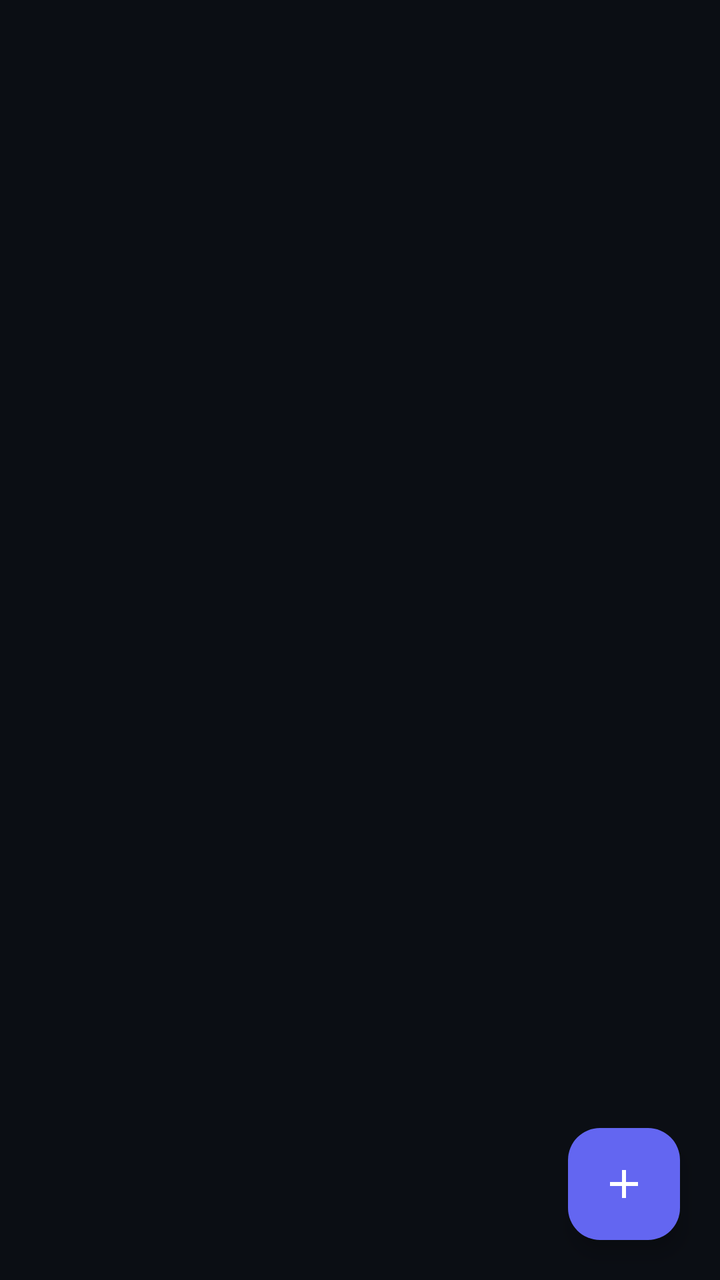
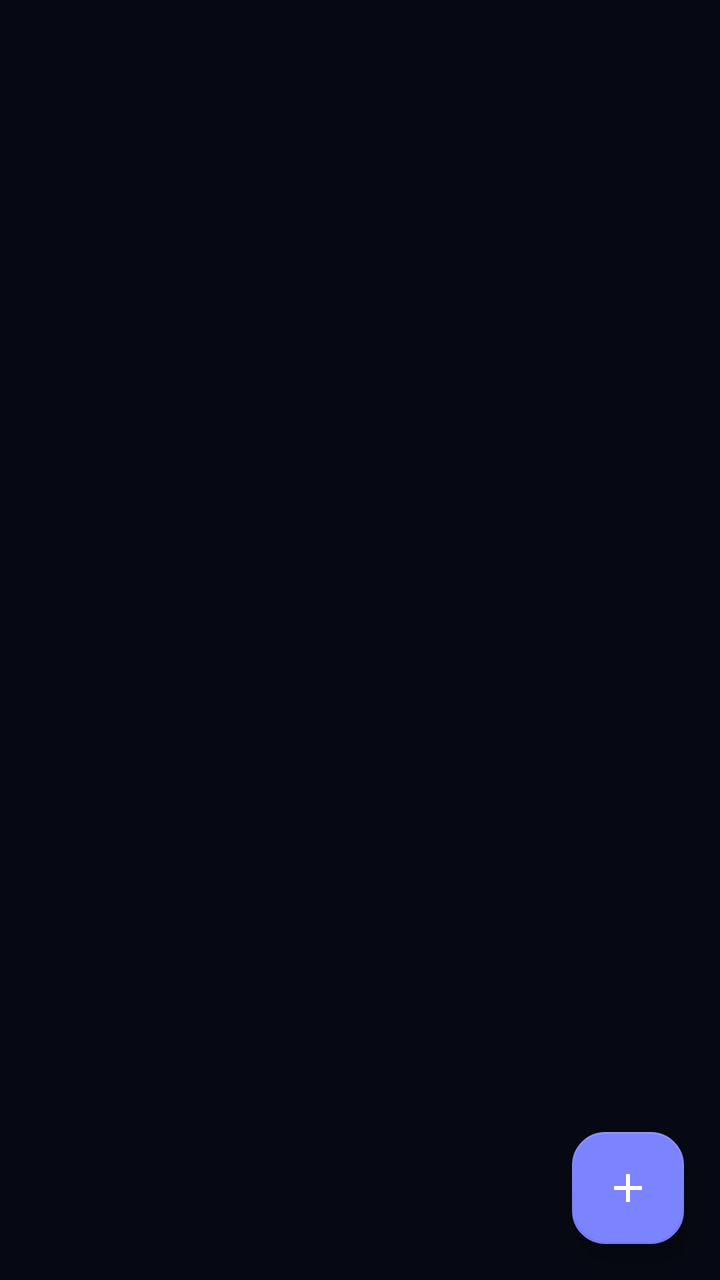

Two renders of the same Android screen: before a commit and after it. Below are the layout's source before the change and the commit's diff.
<!-- AndroidManifest.xml: application theme Theme.PersonaNet -->
<!-- res/layout/fragment_messages.xml -->
<?xml version="1.0" encoding="utf-8"?>
<androidx.constraintlayout.widget.ConstraintLayout xmlns:android="http://schemas.android.com/apk/res/android"
    xmlns:app="http://schemas.android.com/apk/res-auto"
    android:layout_width="match_parent"
    android:layout_height="match_parent"
    android:background="@color/bg_midnight">

    <androidx.recyclerview.widget.RecyclerView
        android:id="@+id/recycler_conversations"
        android:layout_width="0dp"
        android:layout_height="0dp"
        android:clipToPadding="false"
        android:paddingBottom="88dp"
        android:paddingTop="8dp"
        app:layout_constraintBottom_toBottomOf="parent"
        app:layout_constraintEnd_toEndOf="parent"
        app:layout_constraintStart_toStartOf="parent"
        app:layout_constraintTop_toTopOf="parent" />

    
    <LinearLayout
        android:id="@+id/layout_empty_messages"
        android:layout_width="0dp"
        android:layout_height="wrap_content"
        android:gravity="center"
        android:orientation="vertical"
        android:padding="32dp"
        android:visibility="gone"
        app:layout_constraintBottom_toBottomOf="parent"
        app:layout_constraintEnd_toEndOf="parent"
        app:layout_constraintStart_toStartOf="parent"
        app:layout_constraintTop_toTopOf="parent">

        <ImageView
            android:layout_width="80dp"
            android:layout_height="80dp"
            android:contentDescription="@string/empty_messages_title"
            android:src="@drawable/ic_messages"
            app:tint="@color/indigo_primary" />

        <TextView
            android:layout_width="wrap_content"
            android:layout_height="wrap_content"
            android:layout_marginTop="16dp"
            android:text="@string/empty_messages_title"
            android:textColor="@color/text_primary"
            android:textSize="20sp"
            android:textStyle="bold" />

        <TextView
            android:layout_width="wrap_content"
            android:layout_height="wrap_content"
            android:layout_marginTop="8dp"
            android:gravity="center"
            android:text="@string/empty_messages_subtitle"
            android:textColor="@color/text_secondary"
            android:textSize="14sp" />

        <com.google.android.material.button.MaterialButton
            android:id="@+id/btn_empty_start_chat"
            android:layout_width="wrap_content"
            android:layout_height="wrap_content"
            android:layout_marginTop="20dp"
            android:backgroundTint="@color/indigo_primary"
            android:text="@string/new_conversation"
            android:textColor="@color/white"
            app:cornerRadius="12dp" />
    </LinearLayout>

    <com.google.android.material.floatingactionbutton.FloatingActionButton
        android:id="@+id/fab_new_conversation"
        android:layout_width="wrap_content"
        android:layout_height="wrap_content"
        android:layout_margin="20dp"
        android:backgroundTint="@color/indigo_primary"
        android:contentDescription="@string/new_conversation"
        android:src="@drawable/ic_add"
        app:elevation="6dp"
        app:layout_constraintBottom_toBottomOf="parent"
        app:layout_constraintEnd_toEndOf="parent"
        app:tint="@color/white" />

</androidx.constraintlayout.widget.ConstraintLayout>
<!-- resources referenced by this layout -->
<resources>
  <color name="bg_midnight">#0B0E14</color>
  <color name="indigo_primary">#6366F1</color>
  <color name="text_primary">#F1F5F9</color>
  <color name="text_secondary">#94A3B8</color>
  <style name="Theme.PersonaNet" parent="Theme.Material3.DayNight.NoActionBar">
          
          <item name="colorPrimary">@color/indigo_primary</item>
          <item name="colorOnPrimary">@color/white</item>
          <item name="colorPrimaryContainer">@color/surface_elevated</item>
          <item name="colorOnPrimaryContainer">@color/text_primary</item>
          
          <item name="colorSecondary">@color/violet_accent</item>
          <item name="colorOnSecondary">@color/white</item>
  
          
          <item name="android:windowBackground">@color/bg_midnight</item>
          <item name="colorSurface">@color/surface_card</item>
          <item name="colorOnSurface">@color/text_primary</item>
          <item name="colorSurfaceVariant">@color/surface_elevated</item>
          <item name="colorOnSurfaceVariant">@color/text_secondary</item>
  
          
          <item name="android:statusBarColor">@color/bg_midnight</item>
          <item name="android:navigationBarColor">@color/bg_midnight</item>
          <item name="android:windowLightStatusBar">false</item>
          <item name="android:windowLightNavigationBar">false</item>
  
          <item name="android:textColorPrimary">@color/text_primary</item>
          <item name="android:textColorSecondary">@color/text_secondary</item>
      </style>
  <color name="surface_elevated">#1F2637</color>
  <color name="violet_accent">#8B5CF6</color>
  <color name="surface_card">#161B26</color>
  <!-- unchanged entries left out for length: 6 -->
</resources>

<!-- the commit's change to res/layout/fragment_messages.xml (unified diff, before → after) -->
@@ -3,15 +3,15 @@
     xmlns:app="http://schemas.android.com/apk/res-auto"
     android:layout_width="match_parent"
     android:layout_height="match_parent"
-    android:background="@color/bg_midnight">
+    android:background="@android:color/transparent">
 
     <androidx.recyclerview.widget.RecyclerView
         android:id="@+id/recycler_conversations"
         android:layout_width="0dp"
         android:layout_height="0dp"
         android:clipToPadding="false"
-        android:paddingBottom="88dp"
         android:paddingTop="8dp"
+        android:paddingBottom="96dp"
         app:layout_constraintBottom_toBottomOf="parent"
         app:layout_constraintEnd_toEndOf="parent"
         app:layout_constraintStart_toStartOf="parent"
@@ -22,21 +22,31 @@
         android:id="@+id/layout_empty_messages"
         android:layout_width="0dp"
         android:layout_height="wrap_content"
+        android:layout_marginHorizontal="24dp"
+        android:background="@drawable/bg_glass_card"
         android:gravity="center"
         android:orientation="vertical"
-        android:padding="32dp"
+        android:padding="28dp"
         android:visibility="gone"
         app:layout_constraintBottom_toBottomOf="parent"
         app:layout_constraintEnd_toEndOf="parent"
         app:layout_constraintStart_toStartOf="parent"
-        app:layout_constraintTop_toTopOf="parent">
+        app:layout_constraintTop_toTopOf="parent"
+        app:layout_constraintWidth_max="460dp">
 
-        <ImageView
-            android:layout_width="80dp"
-            android:layout_height="80dp"
-            android:contentDescription="@string/empty_messages_title"
-            android:src="@drawable/ic_messages"
-            app:tint="@color/indigo_primary" />
+        <FrameLayout
+            android:layout_width="76dp"
+            android:layout_height="76dp"
+            android:background="@drawable/bg_glass_avatar_ring">
+
+            <ImageView
+                android:layout_width="36dp"
+                android:layout_height="36dp"
+                android:layout_gravity="center"
+                android:contentDescription="@string/empty_messages_title"
+                android:src="@drawable/ic_messages"
+                app:tint="@color/indigo_primary" />
+        </FrameLayout>
 
         <TextView
             android:layout_width="wrap_content"
@@ -52,32 +62,34 @@
             android:layout_height="wrap_content"
             android:layout_marginTop="8dp"
             android:gravity="center"
+            android:lineSpacingExtra="3dp"
             android:text="@string/empty_messages_subtitle"
             android:textColor="@color/text_secondary"
             android:textSize="14sp" />
 
         <com.google.android.material.button.MaterialButton
             android:id="@+id/btn_empty_start_chat"
+            style="@style/Widget.PersonaNet.GlassButton.Primary"
             android:layout_width="wrap_content"
-            android:layout_height="wrap_content"
+            android:layout_height="48dp"
             android:layout_marginTop="20dp"
-            android:backgroundTint="@color/indigo_primary"
-            android:text="@string/new_conversation"
-            android:textColor="@color/white"
-            app:cornerRadius="12dp" />
+            android:paddingHorizontal="24dp"
+            android:text="@string/new_conversation" />
     </LinearLayout>
 
     <com.google.android.material.floatingactionbutton.FloatingActionButton
         android:id="@+id/fab_new_conversation"
         android:layout_width="wrap_content"
         android:layout_height="wrap_content"
-        android:layout_margin="20dp"
-        android:backgroundTint="@color/indigo_primary"
+        android:layout_margin="18dp"
         android:contentDescription="@string/new_conversation"
         android:src="@drawable/ic_add"
-        app:elevation="6dp"
+        app:backgroundTint="@color/indigo_primary"
+        app:borderWidth="1dp"
+        app:elevation="8dp"
         app:layout_constraintBottom_toBottomOf="parent"
         app:layout_constraintEnd_toEndOf="parent"
+        app:rippleColor="@color/ripple_color"
         app:tint="@color/white" />
 
 </androidx.constraintlayout.widget.ConstraintLayout>
<!-- resource entries referenced after the edit -->
@@ -1,18 +1,129 @@
 <!-- resources referenced by this layout -->
 <resources>
-  <color name="bg_midnight">#0B0E14</color>
-  <color name="indigo_primary">#6366F1</color>
-  <color name="text_primary">#F1F5F9</color>
-  <color name="text_secondary">#94A3B8</color>
+  <color name="bg_midnight">#060913</color>
+  <color name="text_tertiary">#7C8CA6</color>
+  <style name="Theme.PersonaNet.AlertDialog" parent="ThemeOverlay.Material3.MaterialAlertDialog">
+          <item name="android:windowBackground">@drawable/bg_glass_dialog</item>
+          <item name="android:windowAnimationStyle">@style/GlassDialogAnimation</item>
+          <item name="android:backgroundDimAmount">0.60</item>
+          <item name="colorSurface">@color/glass_surface_dialog</item>
+          <item name="colorOnSurface">@color/text_primary</item>
+          <item name="colorPrimary">@color/indigo_primary</item>
+          <item name="buttonBarPositiveButtonStyle">@style/Widget.PersonaNet.DialogButton.Positive</item>
+          <item name="buttonBarNegativeButtonStyle">@style/Widget.PersonaNet.DialogButton.Negative</item>
+          <item name="buttonBarNeutralButtonStyle">@style/Widget.PersonaNet.DialogButton.Negative</item>
+      </style>
+  <dimen name="glass_radius_button">16dp</dimen>
+  <color name="glass_border_subtle">#1AFFFFFF</color>
+  <!-- drawable bg_glass_dialog (drawable) -->
+  <?xml version="1.0" encoding="utf-8"?>
+  <layer-list xmlns:android="http://schemas.android.com/apk/res/android">
+      <item>
+          <shape android:shape="rectangle">
+              <solid android:color="@color/glass_surface_dialog" />
+              <corners android:radius="@dimen/glass_radius_dialog" />
+              <stroke
+                  android:width="1dp"
+                  android:color="@color/glass_border_bright" />
+          </shape>
+      </item>
+      <item
+          android:left="1dp"
+          android:right="1dp"
+          android:top="1dp"
+          android:bottom="1dp">
+          <shape android:shape="rectangle">
+              <gradient
+                  android:angle="270"
+                  android:startColor="#26FFFFFF"
+                  android:centerColor="#08FFFFFF"
+                  android:endColor="@color/glass_sheen_none"
+                  android:type="linear" />
+              <corners android:radius="25dp" />
+          </shape>
+      </item>
+  </layer-list>
+  <style name="GlassDialogAnimation">
+          <item name="android:windowEnterAnimation">@anim/glass_dialog_in</item>
+          <item name="android:windowExitAnimation">@anim/glass_dialog_out</item>
+      </style>
+  <color name="glass_surface_dialog">#EB11182B</color>
+  <style name="Widget.PersonaNet.DialogButton.Positive" parent="Widget.Material3.Button.TextButton.Dialog">
+          <item name="android:textColor">@color/indigo_primary</item>
+          <item name="android:textStyle">bold</item>
+          <item name="rippleColor">@color/ripple_accent</item>
+      </style>
+  <style name="Widget.PersonaNet.DialogButton.Negative" parent="Widget.Material3.Button.TextButton.Dialog">
+          <item name="android:textColor">@color/text_secondary</item>
+          <item name="rippleColor">@color/ripple_color</item>
+      </style>
+  <dimen name="glass_radius_dialog">26dp</dimen>
+  <color name="ripple_accent">#407C83FF</color>
+  <color name="indigo_primary">#7C83FF</color>
+  <color name="ripple_color">#38FFFFFF</color>
+  <color name="text_primary">#F8FAFC</color>
+  <color name="text_secondary">#B4C2D8</color>
+  <!-- drawable bg_glass_avatar_ring (drawable) -->
+  <?xml version="1.0" encoding="utf-8"?>
+  <shape xmlns:android="http://schemas.android.com/apk/res/android"
+      android:shape="oval">
+      <solid android:color="@color/surface_elevated" />
+      <stroke
+          android:width="1.5dp"
+          android:color="@color/glass_border_bright" />
+  </shape>
+  <!-- drawable bg_glass_card (drawable) -->
+  <?xml version="1.0" encoding="utf-8"?>
+  <layer-list xmlns:android="http://schemas.android.com/apk/res/android">
+      
+      <item>
+          <shape android:shape="rectangle">
+              <solid android:color="@color/surface_card" />
+              <corners android:radius="@dimen/glass_radius_card" />
+              <stroke
+                  android:width="@dimen/glass_stroke_width"
+                  android:color="@color/border_divider" />
+          </shape>
+      </item>
+      
+      <item
+          android:left="1dp"
+          android:right="1dp"
+          android:top="1dp"
+          android:bottom="1dp">
+          <shape android:shape="rectangle">
+              <gradient
+                  android:angle="270"
+                  android:startColor="#1CFFFFFF"
+                  android:centerColor="#05FFFFFF"
+                  android:endColor="@color/glass_sheen_none"
+                  android:type="linear" />
+              <corners android:radius="21dp" />
+          </shape>
+      </item>
+  </layer-list>
+  <style name="Widget.PersonaNet.GlassButton.Primary" parent="Widget.Material3.Button">
+          <item name="backgroundTint">@null</item>
+          <item name="android:background">@drawable/bg_glass_button_primary</item>
+          <item name="android:textColor">@color/white</item>
+          <item name="android:textStyle">bold</item>
+          <item name="android:letterSpacing">0.01</item>
+          <item name="android:minHeight">48dp</item>
+          <item name="android:insetTop">0dp</item>
+          <item name="android:insetBottom">0dp</item>
+          <item name="rippleColor">@color/ripple_color</item>
+      </style>
   <style name="Theme.PersonaNet" parent="Theme.Material3.DayNight.NoActionBar">
           
           <item name="colorPrimary">@color/indigo_primary</item>
           <item name="colorOnPrimary">@color/white</item>
           <item name="colorPrimaryContainer">@color/surface_elevated</item>
           <item name="colorOnPrimaryContainer">@color/text_primary</item>
-          
+  
           <item name="colorSecondary">@color/violet_accent</item>
           <item name="colorOnSecondary">@color/white</item>
+          <item name="colorSecondaryContainer">@color/indigo_glow</item>
+          <item name="colorOnSecondaryContainer">@color/text_primary</item>
   
           
           <item name="android:windowBackground">@color/bg_midnight</item>
@@ -20,19 +131,79 @@
           <item name="colorOnSurface">@color/text_primary</item>
           <item name="colorSurfaceVariant">@color/surface_elevated</item>
           <item name="colorOnSurfaceVariant">@color/text_secondary</item>
-  
-          
-          <item name="android:statusBarColor">@color/bg_midnight</item>
-          <item name="android:navigationBarColor">@color/bg_midnight</item>
+          <item name="colorOutline">@color/border_divider</item>
+          <item name="colorControlHighlight">@color/ripple_color</item>
+  
+          
+          <item name="android:statusBarColor">@android:color/transparent</item>
+          <item name="android:navigationBarColor">@android:color/transparent</item>
           <item name="android:windowLightStatusBar">false</item>
           <item name="android:windowLightNavigationBar">false</item>
+          <item name="android:enforceNavigationBarContrast">false</item>
+          <item name="android:enforceStatusBarContrast">false</item>
   
           <item name="android:textColorPrimary">@color/text_primary</item>
           <item name="android:textColorSecondary">@color/text_secondary</item>
-      </style>
-  <color name="surface_elevated">#1F2637</color>
-  <color name="violet_accent">#8B5CF6</color>
-  <color name="surface_card">#161B26</color>
+          <item name="android:textColorHint">@color/text_tertiary</item>
+  
+          
+          <item name="alertDialogTheme">@style/Theme.PersonaNet.AlertDialog</item>
+          <item name="materialAlertDialogTheme">@style/Theme.PersonaNet.AlertDialog</item>
+      </style>
+  <color name="surface_elevated">#CC19223B</color>
+  <color name="glass_border_bright">#40FFFFFF</color>
+  <color name="violet_accent">#A78BFA</color>
+  <color name="indigo_glow">#387C83FF</color>
+  <color name="surface_card">#B311182B</color>
+  <dimen name="glass_radius_card">22dp</dimen>
+  <dimen name="glass_stroke_width">1dp</dimen>
+  <color name="border_divider">#29FFFFFF</color>
+  <color name="glass_sheen_none">#00FFFFFF</color>
+  <!-- drawable bg_glass_button_primary (drawable) -->
+  <?xml version="1.0" encoding="utf-8"?>
+  <selector xmlns:android="http://schemas.android.com/apk/res/android">
+      <item android:state_enabled="false">
+          <shape android:shape="rectangle">
+              <solid android:color="#337C83FF" />
+              <corners android:radius="@dimen/glass_radius_button" />
+              <stroke
+                  android:width="1dp"
+                  android:color="@color/glass_border_subtle" />
+          </shape>
+      </item>
+      <item>
+          <ripple android:color="@color/ripple_color">
+              <item>
+                  <layer-list>
+                      <item>
+                          <shape android:shape="rectangle">
+                              <gradient
+                                  android:angle="315"
+                                  android:startColor="#E66870FF"
+                                  android:centerColor="#E65558E6"
+                                  android:endColor="#E67C5CE6"
+                                  android:type="linear" />
+                              <corners android:radius="@dimen/glass_radius_button" />
+                              <stroke
+                                  android:width="1dp"
+                                  android:color="#66FFFFFF" />
+                          </shape>
+                      </item>
+                      <item android:left="1dp" android:right="1dp" android:top="1dp" android:bottom="1dp">
+                          <shape android:shape="rectangle">
+                              <gradient
+                                  android:angle="270"
+                                  android:startColor="#30FFFFFF"
+                                  android:endColor="@color/glass_sheen_none"
+                                  android:type="linear" />
+                              <corners android:radius="15dp" />
+                          </shape>
+                      </item>
+                  </layer-list>
+              </item>
+          </ripple>
+      </item>
+  </selector>
   <!-- unchanged entries left out for length: 6 -->
 </resources>
 
